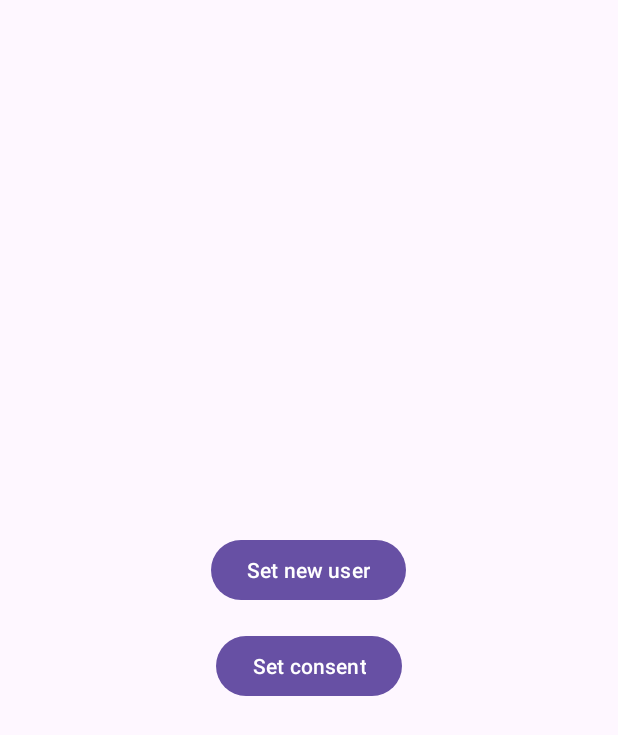
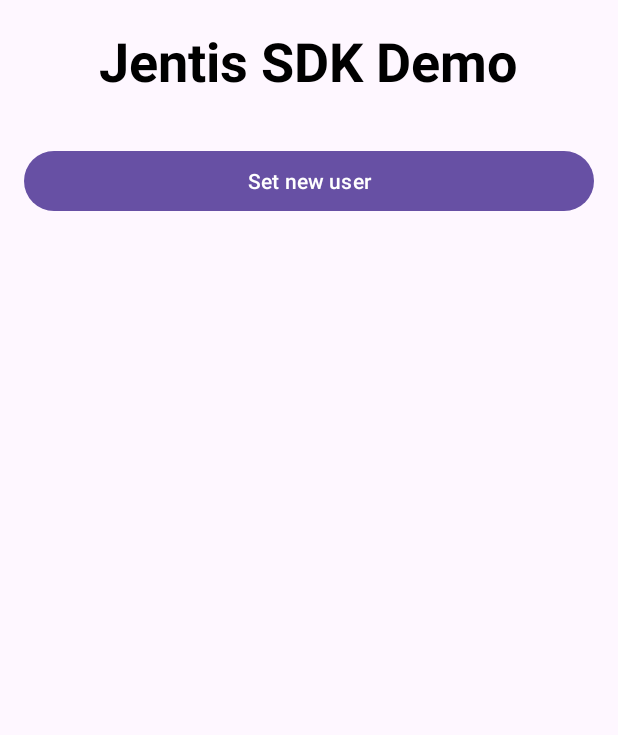
Before and after one commit to JENTISDev/jentis-sdk-android-app-example, an Android app: the screen it shows after launch (MainActivity), on a phone screen of 412 x 824 dp. Shown: the top 735 px of the screen. Run offline under Robolectric (Android 15) with nearby library versions, the phone set to English and light mode, and no system bars; libraries missing offline, so code that uses them is left out: com.jentis.sdk.

```diff
--- a/app/src/main/AndroidManifest.xml
+++ b/app/src/main/AndroidManifest.xml
@@ -4,6 +4,7 @@
 
     <uses-permission android:name="android.permission.INTERNET" />
     <uses-permission android:name="android.permission.ACCESS_NETWORK_STATE" />
+    <uses-permission android:name="android.permission.POST_NOTIFICATIONS"/>
 
     <application
         android:allowBackup="true"
--- a/app/src/main/java/com/felipecarvalhomw/jentisappexample/MainActivity.kt
+++ b/app/src/main/java/com/jentis/jentisappexample/MainActivity.kt
@@ -1,9 +1,13 @@
-package com.felipecarvalhomw.jentisappexample
+package com.jentis.jentisappexample
 
+import android.os.Build
 import android.os.Bundle
+import android.view.View.VISIBLE
 import androidx.appcompat.app.AppCompatActivity
-import com.felipecarvalhomw.jentisappexample.databinding.ActivityMainBinding
+import androidx.core.app.ActivityCompat
+import com.jentis.jentisappexample.databinding.ActivityMainBinding
 import com.jentis.sdk.jentissdk.JentisTrackService
+import android.Manifest
 
 class MainActivity : AppCompatActivity() {
 
@@ -14,6 +18,13 @@ class MainActivity : AppCompatActivity() {
         binding = ActivityMainBinding.inflate(layoutInflater)
         setContentView(binding.root)
         eventsClicks()
+        if (Build.VERSION.SDK_INT >= Build.VERSION_CODES.TIRAMISU) {
+            ActivityCompat.requestPermissions(
+                this,
+                arrayOf(Manifest.permission.POST_NOTIFICATIONS),
+                1
+            )
+        }
     }
 
     private fun eventsClicks() {
@@ -22,6 +33,7 @@ class MainActivity : AppCompatActivity() {
             btnSetNewUser.setOnClickListener {
                 JentisTrackService.initialize(applicationContext)
                 JentisTrackService.getInstance().initTracking()
+                btnSetConsent.visibility = VISIBLE
             }
 
             btnSetConsent.setOnClickListener {
--- a/app/src/main/res/layout/activity_main.xml
+++ b/app/src/main/res/layout/activity_main.xml
@@ -10,20 +10,31 @@
         android:layout_width="match_parent"
         android:layout_height="match_parent"
         android:orientation="vertical"
-        android:gravity="center"
         android:padding="16dp">
+
+        <TextView
+            android:layout_width="wrap_content"
+            android:layout_height="wrap_content"
+            android:layout_marginBottom="16dp"
+            android:layout_gravity="center"
+            android:textSize="36sp"
+            android:textColor="@color/black"
+            android:textStyle="bold"
+            android:text="Jentis SDK Demo" />
 
         <Button
             android:id="@+id/btn_set_new_user"
-            android:layout_width="wrap_content"
+            android:layout_width="match_parent"
             android:layout_height="wrap_content"
             android:text="@string/set_new_user"
+            android:layout_marginTop="16dp"
             android:layout_marginBottom="16dp"/>
 
         <Button
             android:id="@+id/btn_set_consent"
-            android:layout_width="wrap_content"
+            android:layout_width="match_parent"
             android:layout_height="wrap_content"
+            android:visibility="gone"
             android:text="@string/set_consent"/>
 
     </LinearLayout>
--- a/app/src/main/res/values/strings.xml
+++ b/app/src/main/res/values/strings.xml
@@ -1,5 +1,5 @@
 <resources>
     <string name="app_name">JentisAppExample</string>
     <string name="set_new_user">Set new user</string>
-    <string name="set_consent">Set consent</string>
+    <string name="set_consent">Send consent model</string>
 </resources>
--- a/build.gradle.kts
+++ b/build.gradle.kts
@@ -2,4 +2,5 @@
 plugins {
     id("com.android.application") version "8.2.2" apply false
     id("org.jetbrains.kotlin.android") version "1.9.22" apply false
+    id("com.google.gms.google-services") version "4.4.2" apply false
 }
```
Also changed, not shown: app/build.gradle.kts (+9 -4 lines), 3 other files.
